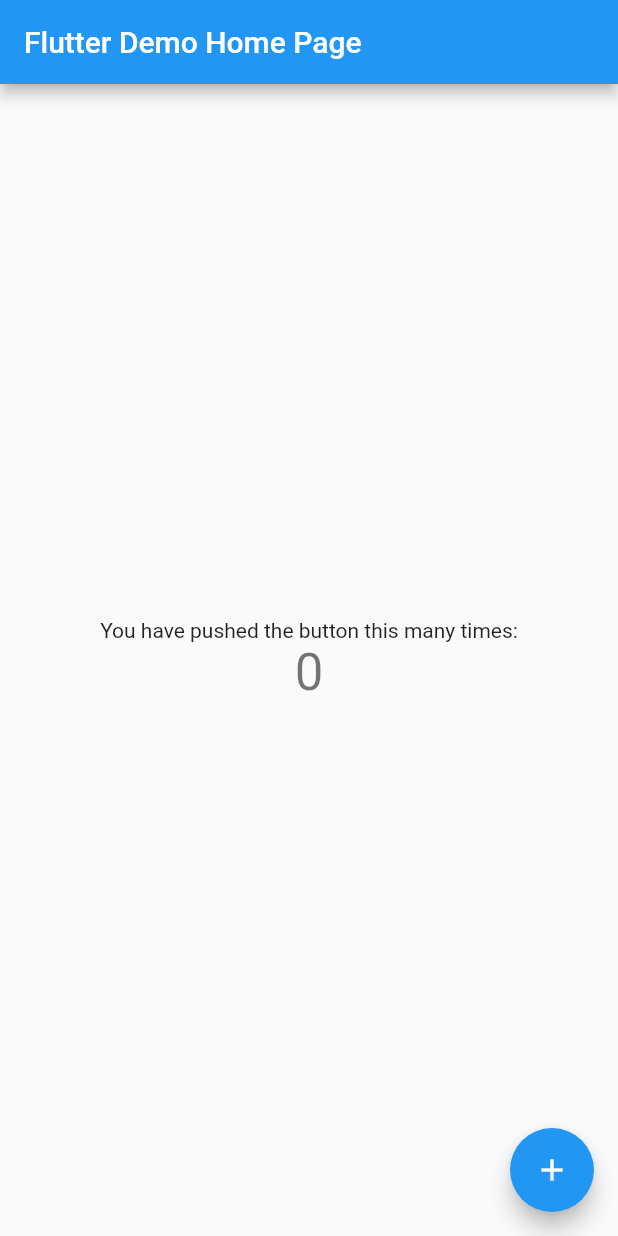
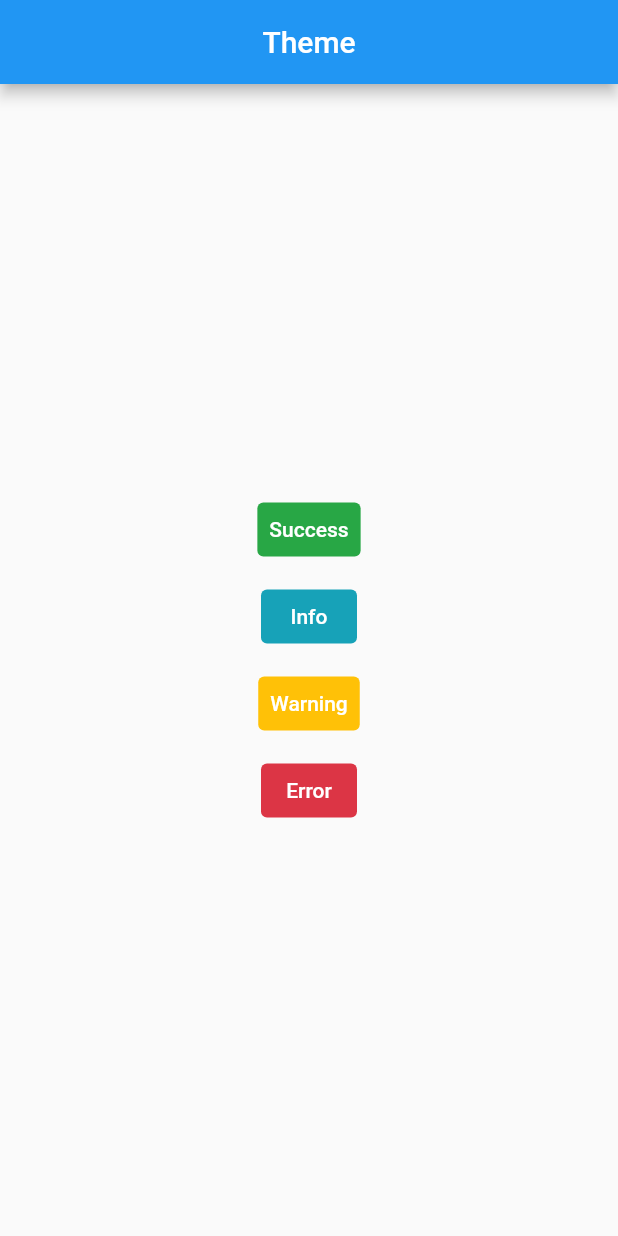
Before and after one commit to aospiridonov/flutter_custom_theme_example, a Flutter app: the screen it shows after launch, on a phone screen of 412 x 824 dp. Run offline on Flutter 3.47's test engine with Material 2 defaults, Android fonts, the phone set to English and light mode, and no system bars.

Commit message:
add home page with use theme

```diff
--- a/lib/main.dart
+++ b/lib/main.dart
@@ -1,4 +1,7 @@
 import 'package:flutter/material.dart';
+import 'package:flutter_custom_theme_example/theme/custom_colors.dart';
+
+import 'pages/home_page.dart';
 
 void main() {
   runApp(const MyApp());
@@ -7,109 +10,36 @@ void main() {
 class MyApp extends StatelessWidget {
   const MyApp({Key? key}) : super(key: key);
 
-  // This widget is the root of your application.
   @override
   Widget build(BuildContext context) {
     return MaterialApp(
       title: 'Flutter Demo',
-      theme: ThemeData(
-        // This is the theme of your application.
-        //
-        // Try running your application with "flutter run". You'll see the
-        // application has a blue toolbar. Then, without quitting the app, try
-        // changing the primarySwatch below to Colors.green and then invoke
-        // "hot reload" (press "r" in the console where you ran "flutter run",
-        // or simply save your changes to "hot reload" in a Flutter IDE).
-        // Notice that the counter didn't reset back to zero; the application
-        // is not restarted.
-        primarySwatch: Colors.blue,
+      theme: ThemeData.light().copyWith(
+        backgroundColor: Colors.white,
+        buttonTheme: const ButtonThemeData(
+          shape: RoundedRectangleBorder(
+            borderRadius: BorderRadius.all(
+              Radius.circular(4),
+            ),
+          ),
+        ),
+        extensions: <ThemeExtension<dynamic>>[
+          CustomColors.light,
+        ],
       ),
-      home: const MyHomePage(title: 'Flutter Demo Home Page'),
+      darkTheme: ThemeData.dark().copyWith(
+        buttonTheme: const ButtonThemeData(
+          shape: RoundedRectangleBorder(
+            borderRadius: BorderRadius.all(
+              Radius.circular(4),
+            ),
+          ),
+        ),
+        extensions: <ThemeExtension<dynamic>>[
+          CustomColors.dark,
+        ],
+      ),
+      home: const HomePage(),
     );
   }
 }
-
-class MyHomePage extends StatefulWidget {
-  const MyHomePage({Key? key, required this.title}) : super(key: key);
-
-  // This widget is the home page of your application. It is stateful, meaning
-  // that it has a State object (defined below) that contains fields that affect
-  // how it looks.
-
-  // This class is the configuration for the state. It holds the values (in this
-  // case the title) provided by the parent (in this case the App widget) and
-  // used by the build method of the State. Fields in a Widget subclass are
-  // always marked "final".
-
-  final String title;
-
-  @override
-  State<MyHomePage> createState() => _MyHomePageState();
-}
-
-class _MyHomePageState extends State<MyHomePage> {
-  int _counter = 0;
-
-  void _incrementCounter() {
-    setState(() {
-      // This call to setState tells the Flutter framework that something has
-      // changed in this State, which causes it to rerun the build method below
-      // so that the display can reflect the updated values. If we changed
-      // _counter without calling setState(), then the build method would not be
-      // called again, and so nothing would appear to happen.
-      _counter++;
-    });
-  }
-
-  @override
-  Widget build(BuildContext context) {
-    // This method is rerun every time setState is called, for instance as done
-    // by the _incrementCounter method above.
-    //
-    // The Flutter framework has been optimized to make rerunning build methods
-    // fast, so that you can just rebuild anything that needs updating rather
-    // than having to individually change instances of widgets.
-    return Scaffold(
-      appBar: AppBar(
-        // Here we take the value from the MyHomePage object that was created by
-        // the App.build method, and use it to set our appbar title.
-        title: Text(widget.title),
-      ),
-      body: Center(
-        // Center is a layout widget. It takes a single child and positions it
-        // in the middle of the parent.
-        child: Column(
-          // Column is also a layout widget. It takes a list of children and
-          // arranges them vertically. By default, it sizes itself to fit its
-          // children horizontally, and tries to be as tall as its parent.
-          //
-          // Invoke "debug painting" (press "p" in the console, choose the
-          // "Toggle Debug Paint" action from the Flutter Inspector in Android
-          // Studio, or the "Toggle Debug Paint" command in Visual Studio Code)
-          // to see the wireframe for each widget.
-          //
-          // Column has various properties to control how it sizes itself and
-          // how it positions its children. Here we use mainAxisAlignment to
-          // center the children vertically; the main axis here is the vertical
-          // axis because Columns are vertical (the cross axis would be
-          // horizontal).
-          mainAxisAlignment: MainAxisAlignment.center,
-          children: <Widget>[
-            const Text(
-              'You have pushed the button this many times:',
-            ),
-            Text(
-              '$_counter',
-              style: Theme.of(context).textTheme.headline4,
-            ),
-          ],
-        ),
-      ),
-      floatingActionButton: FloatingActionButton(
-        onPressed: _incrementCounter,
-        tooltip: 'Increment',
-        child: const Icon(Icons.add),
-      ), // This trailing comma makes auto-formatting nicer for build methods.
-    );
-  }
-}
--- /dev/null
+++ b/lib/pages/home_page.dart
@@ -0,0 +1,69 @@
+import 'package:flutter/material.dart';
+
+import '../theme/theme.dart';
+
+class HomePage extends StatelessWidget {
+  const HomePage({Key? key}) : super(key: key);
+
+  @override
+  Widget build(BuildContext context) {
+    final customColors = Theme.of(context).extension<CustomColors>()!;
+    return Scaffold(
+        appBar: AppBar(
+          centerTitle: true,
+          title: const Text('Theme'),
+        ),
+        body: SafeArea(
+          child: SizedBox(
+            width: MediaQuery.of(context).size.width,
+            child: Column(
+              mainAxisAlignment: MainAxisAlignment.center,
+              crossAxisAlignment: CrossAxisAlignment.center,
+              children: [
+                TextButton(
+                  onPressed: () {},
+                  style: TextButton.styleFrom(
+                    backgroundColor: customColors.success,
+                    primary: Colors.white,
+                  ),
+                  child: const Text('Success'),
+                ),
+                const SizedBox(
+                  height: 10,
+                ),
+                TextButton(
+                  onPressed: () {},
+                  style: TextButton.styleFrom(
+                    backgroundColor: customColors.info,
+                    primary: Colors.white,
+                  ),
+                  child: const Text('Info'),
+                ),
+                const SizedBox(
+                  height: 10,
+                ),
+                TextButton(
+                  onPressed: () {},
+                  style: TextButton.styleFrom(
+                    backgroundColor: customColors.warning,
+                    primary: Colors.white,
+                  ),
+                  child: const Text('Warning'),
+                ),
+                const SizedBox(
+                  height: 10,
+                ),
+                TextButton(
+                  onPressed: () {},
+                  style: TextButton.styleFrom(
+                    backgroundColor: customColors.error,
+                    primary: Colors.white,
+                  ),
+                  child: const Text('Error'),
+                ),
+              ],
+            ),
+          ),
+        ));
+  }
+}
--- /dev/null
+++ b/lib/pages/pages.dart
@@ -0,0 +1 @@
+export 'home_page.dart';
```
